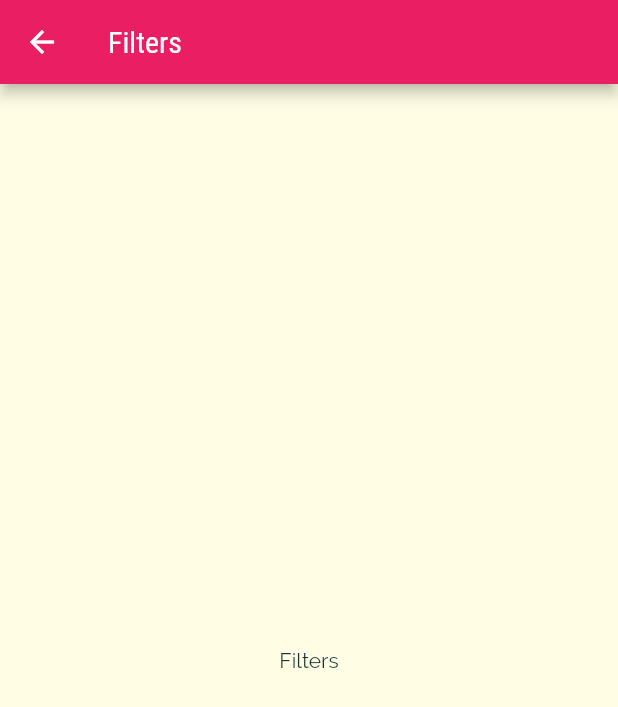
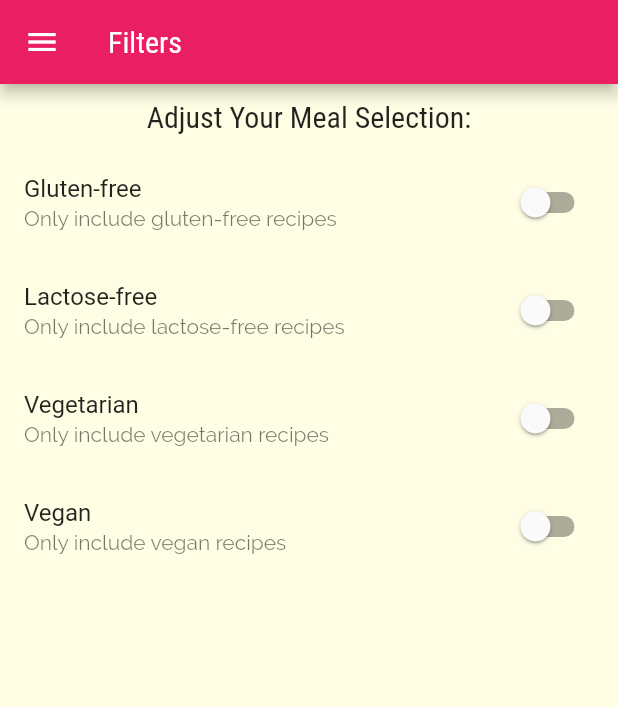
Before and after one commit to klam2k20/MealsApp, a Flutter app: the FiltersScreen screen opened by its route, on a phone screen of 412 x 824 dp. Shown: the top 707 px of the screen. Run offline on Flutter 3.47's test engine with Material 2 defaults, Android fonts, the phone set to English and light mode, and no system bars.

Commit message:
Add FilterScreen switches

```diff
--- a/lib/screens/filtersScreen.dart
+++ b/lib/screens/filtersScreen.dart
@@ -1,15 +1,82 @@
 import 'package:flutter/material.dart';
 
-class FiltersScreen extends StatelessWidget {
+import '../widgets/MainDrawer.dart';
+
+class FiltersScreen extends StatefulWidget {
   static const routeName = '/filters';
+
+  @override
+  State<FiltersScreen> createState() => _FiltersScreenState();
+}
+
+class _FiltersScreenState extends State<FiltersScreen> {
+  var _isGlutenFree = false;
+  var _isLactoseFree = false;
+  var _isVegetarian = false;
+  var _isVegan = false;
+
+  Widget _buildSwitchTile(String title, String subtitle, bool currentValue,
+      Function(bool) switchHandler) {
+    return SwitchListTile(
+      value: currentValue,
+      title: Text(title),
+      subtitle: Text(subtitle),
+      onChanged: switchHandler,
+    );
+  }
 
   @override
   Widget build(BuildContext context) {
     return Scaffold(
       appBar: AppBar(
-        title: Text('Filters'),
+        title: const Text('Filters'),
       ),
-      body: Center(child: Text('Filters'),),
+      drawer: MainDrawer(),
+      body: Column(children: [
+        Container(
+          padding: const EdgeInsets.all(10),
+          child: Text('Adjust Your Meal Selection:',
+              style: Theme.of(context).textTheme.headline6),
+        ),
+        Expanded(
+          child: ListView(
+            children: [
+              _buildSwitchTile(
+                'Gluten-free',
+                'Only include gluten-free recipes',
+                _isGlutenFree,
+                (newValue) => setState(() {
+                  _isGlutenFree = newValue;
+                }),
+              ),
+              _buildSwitchTile(
+                'Lactose-free',
+                'Only include lactose-free recipes',
+                _isLactoseFree,
+                (newValue) => setState(() {
+                  _isLactoseFree = newValue;
+                }),
+              ),
+              _buildSwitchTile(
+                'Vegetarian',
+                'Only include vegetarian recipes',
+                _isVegetarian,
+                (newValue) => setState(() {
+                  _isVegetarian = newValue;
+                }),
+              ),
+              _buildSwitchTile(
+                'Vegan',
+                'Only include vegan recipes',
+                _isVegan,
+                (newValue) => setState(() {
+                  _isVegan = newValue;
+                }),
+              ),
+            ],
+          ),
+        ),
+      ]),
     );
   }
 }
--- a/lib/widgets/MainDrawer.dart
+++ b/lib/widgets/MainDrawer.dart
@@ -46,12 +46,12 @@ class MainDrawer extends StatelessWidget {
           _buildDrawerLink(
             Icons.restaurant_menu,
             'Categories',
-            () => Navigator.of(context).pushNamed('/'),
+            () => Navigator.of(context).pushReplacementNamed('/'),
           ),
           _buildDrawerLink(
             Icons.settings,
             'Filters',
-            () => Navigator.of(context).pushNamed(FiltersScreen.routeName),
+            () => Navigator.of(context).pushReplacementNamed(FiltersScreen.routeName),
           ),
         ],
       ),
```
